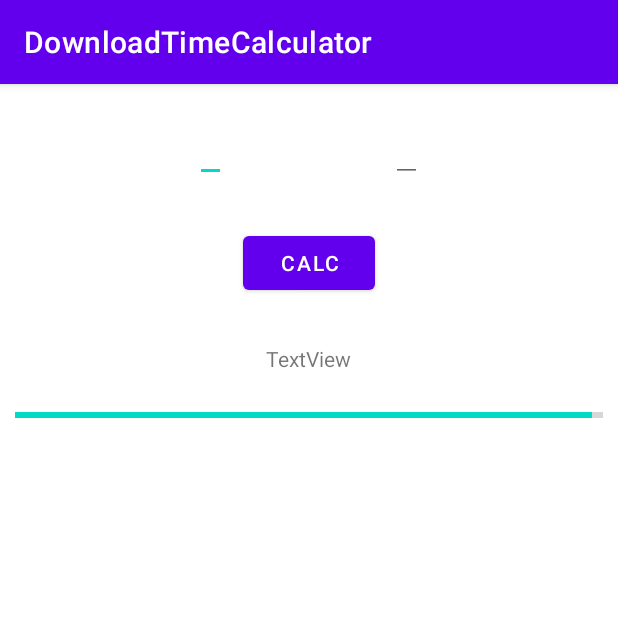
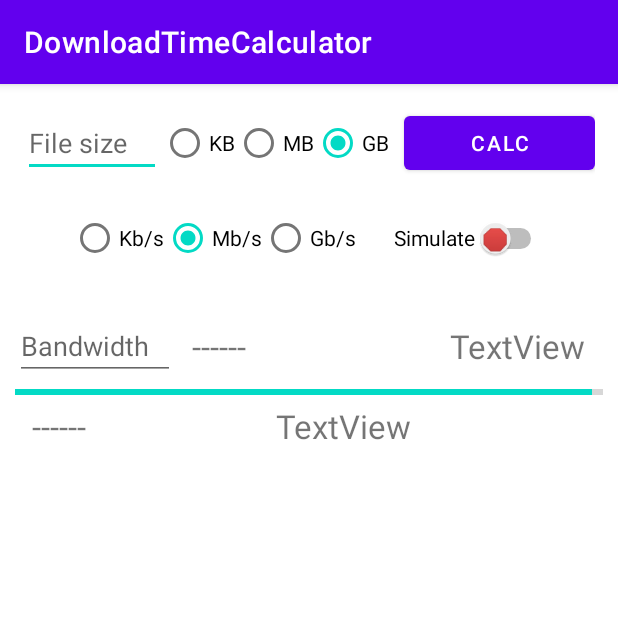
Before and after one commit to Rizzo1812/DownloadTimeCalculatorAndroid, an Android app: the screen it shows after launch (MainActivity), on a phone screen of 412 x 824 dp, the top half of it. Run offline under Robolectric (Android 15) with nearby library versions, the phone set to English and light mode, and no system bars.

Commit message:
activity_main modified

```diff
--- a/app/src/main/res/layout/activity_main.xml
+++ b/app/src/main/res/layout/activity_main.xml
@@ -1,4 +1,5 @@
 <LinearLayout xmlns:android="http://schemas.android.com/apk/res/android"
+    xmlns:tools="http://schemas.android.com/tools"
     android:layout_width="match_parent"
     android:layout_height="match_parent"
     android:orientation="vertical">
@@ -6,67 +7,152 @@
     <LinearLayout
         android:layout_width="match_parent"
         android:layout_height="wrap_content"
-        android:layout_margin="20dp"
+        android:layout_margin="15dp"
         android:gravity="center"
         android:orientation="horizontal">
+
+        <EditText
+            android:id="@+id/editTxtFileSize"
+            android:layout_width="92dp"
+            android:layout_height="wrap_content"
+
+            android:hint="File size"
+            android:importantForAutofill="no"
+            android:inputType="numberDecimal"
+            android:maxLength="8"
+            android:text="" />
+
+        <RadioGroup
+            android:layout_width="wrap_content"
+            android:layout_height="wrap_content"
+            android:orientation="horizontal"
+            android:checkedButton="@+id/radioButtonGB">
+
+            <RadioButton
+                android:id="@+id/radioButtonKB"
+                android:layout_width="wrap_content"
+                android:layout_height="wrap_content"
+                android:layout_weight="1"
+                android:text="KB" />
+
+            <RadioButton
+                android:id="@+id/radioButtonMB"
+                android:layout_width="wrap_content"
+                android:layout_height="wrap_content"
+                android:layout_weight="1"
+                android:text="MB" />
+
+            <RadioButton
+                android:id="@+id/radioButtonGB"
+                android:layout_width="wrap_content"
+                android:layout_height="wrap_content"
+                android:layout_weight="1"
+                android:text="GB" />
+        </RadioGroup>
+
+        <Button
+            android:id="@+id/buttonCalc"
+            android:layout_width="wrap_content"
+            android:layout_height="wrap_content"
+            android:layout_marginLeft="10dp"
+            android:layout_weight="1"
+            android:text="Calc" />
+    </LinearLayout>
+
+    <LinearLayout
+        android:layout_width="wrap_content"
+        android:layout_height="wrap_content"
+        android:layout_gravity="center"
+        android:layout_marginHorizontal="20dp"
+        android:orientation="horizontal">
+
+        <RadioGroup
+            android:layout_width="wrap_content"
+            android:layout_height="wrap_content"
+            android:orientation="horizontal"
+            android:checkedButton="@+id/radioButtonMbps">
+
+            <RadioButton
+                android:id="@+id/radioButtonKbps"
+                android:layout_width="wrap_content"
+                android:layout_height="wrap_content"
+                android:layout_weight="1"
+                android:text="Kb/s" />
+
+            <RadioButton
+                android:id="@+id/radioButtonMbps"
+                android:layout_width="wrap_content"
+                android:layout_height="wrap_content"
+                android:layout_weight="1"
+                android:text="Mb/s" />
+
+            <RadioButton
+                android:id="@+id/radioButtonGbps"
+                android:layout_width="wrap_content"
+                android:layout_height="wrap_content"
+                android:layout_weight="1"
+                android:text="Gb/s" />
+
+        </RadioGroup>
+
+        <Space
+            android:layout_width="10dp"
+            android:layout_height="0dp"
+            android:layout_weight="1"/>
+
+        <Switch
+            android:id="@+id/switchRunning1"
+            android:layout_width="wrap_content"
+            android:layout_height="match_parent"
+            android:layout_marginLeft="15dp"
+            android:layout_weight="1"
+            android:text="Simulate"
+            android:textOn="⚙"
+            android:textOff="🛑"
+            android:showText="true"
+            tools:checked="false" />
+
+    </LinearLayout>
+
+    <Space
+        android:layout_width="wrap_content"
+        android:layout_height="25dp"/>
+
+    <LinearLayout
+        android:layout_width="match_parent"
+        android:layout_height="wrap_content"
+        android:layout_marginHorizontal="10dp"
+        android:gravity="center"
+        android:orientation="horizontal">
+
+
+        <EditText
+            android:id="@+id/editTextBandwidth1"
+            android:layout_width="wrap_content"
+            android:layout_height="wrap_content"
+            android:ems="5"
+            android:hint="Bandwidth"
+            android:maxLength="9"
+            android:inputType="numberDecimal" />
+
+        <TextView
+            android:id="@+id/textSpeed1"
+            android:layout_width="wrap_content"
+            android:layout_height="wrap_content"
+            android:layout_marginLeft="5pt"
+            android:text="------"
+            android:textSize="10pt"/>
 
         <Space
             android:layout_width="0dp"
             android:layout_height="1dp"
-            android:layout_weight="1"></Space>
+            android:layout_weight="1"/>
 
-        <EditText
-            android:id="@+id/op1"
-            android:layout_width="wrap_content"
-            android:layout_height="wrap_content"
-            android:hint=""
-            android:importantForAutofill="no"
-            android:inputType="number"
-            android:text="" />
-
-        <Space
-            android:layout_width="0dp"
-            android:layout_height="1dp"
-            android:layout_weight="1"></Space>
-
-        <EditText
-            android:id="@+id/op2"
-            android:layout_width="wrap_content"
-            android:layout_height="wrap_content"
-            android:hint=""
-            android:importantForAutofill="no"
-            android:inputType="number"
-            android:text="" />
-
-        <Space
-            android:layout_width="0dp"
-            android:layout_height="1dp"
-            android:layout_weight="1"></Space>
-
-
-    </LinearLayout>
-
-    <Button
-        android:id="@+id/calculateBtn"
+        <TextView
+        android:id="@+id/textTime1"
         android:layout_width="wrap_content"
-        android:layout_height="wrap_content"
-        android:layout_gravity="center"
-        android:layout_margin="10dp"
-        android:onClick="calculate"
-        android:text="CALC" />
-
-
-    <LinearLayout
-        android:layout_width="match_parent"
-        android:layout_height="wrap_content"
-        android:layout_margin="20dp"
-        android:gravity="center"
-        android:orientation="horizontal">
-
-    <TextView
-        android:id="@+id/textView"
-        android:layout_width="wrap_content"
-        android:layout_height="wrap_content"
+        android:layout_height="wrap_content" android:textSize="10pt"
+        android:layout_marginRight="5pt"
         android:text="TextView" />
 
 
@@ -79,9 +165,49 @@
         android:layout_height="wrap_content"
         android:indeterminate="false"
         android:max="100"
-        android:progress="70"
+        android:progress="0"
         android:layout_marginHorizontal="10dp" />
+
+    <LinearLayout
+        android:layout_width="match_parent"
+        android:layout_height="wrap_content"
+        android:layout_marginHorizontal="10dp"
+        android:gravity="center"
+        android:orientation="horizontal">
 
 
 
+
+        <TextView
+            android:id="@+id/txtDownloaded"
+            android:layout_width="wrap_content"
+            android:layout_height="wrap_content"
+            android:layout_marginLeft="5pt"
+            android:text="------"
+            android:textSize="10pt"/>
+
+        <Space
+            android:layout_width="0dp"
+            android:layout_height="1dp"
+            android:layout_weight="1"/>
+
+        <TextView
+            android:id="@+id/textPercentage"
+            android:layout_width="wrap_content"
+            android:layout_height="wrap_content" android:textSize="10pt"
+            android:text="TextView" />
+
+        <Space
+            android:layout_width="0dp"
+            android:layout_height="1dp"
+            android:layout_weight="1"/>
+
+    </LinearLayout>
+
+
+    <Space
+        android:layout_width="0dp"
+        android:layout_height="1dp"
+        android:layout_weight="1"/>
+
 </LinearLayout>
```
